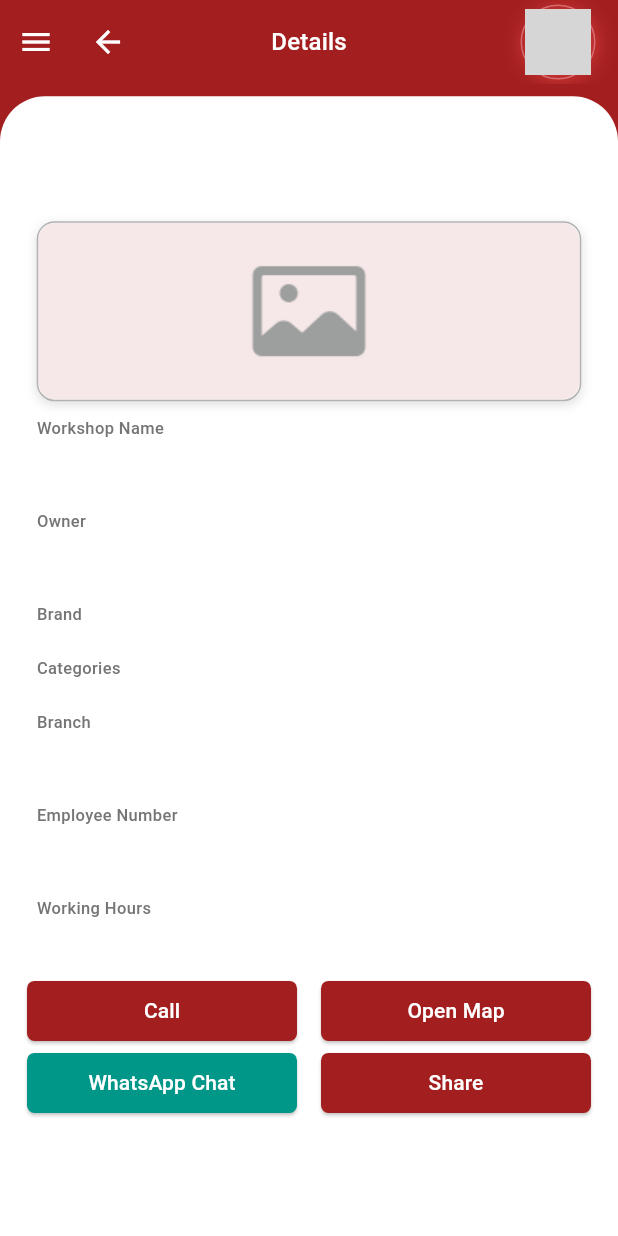
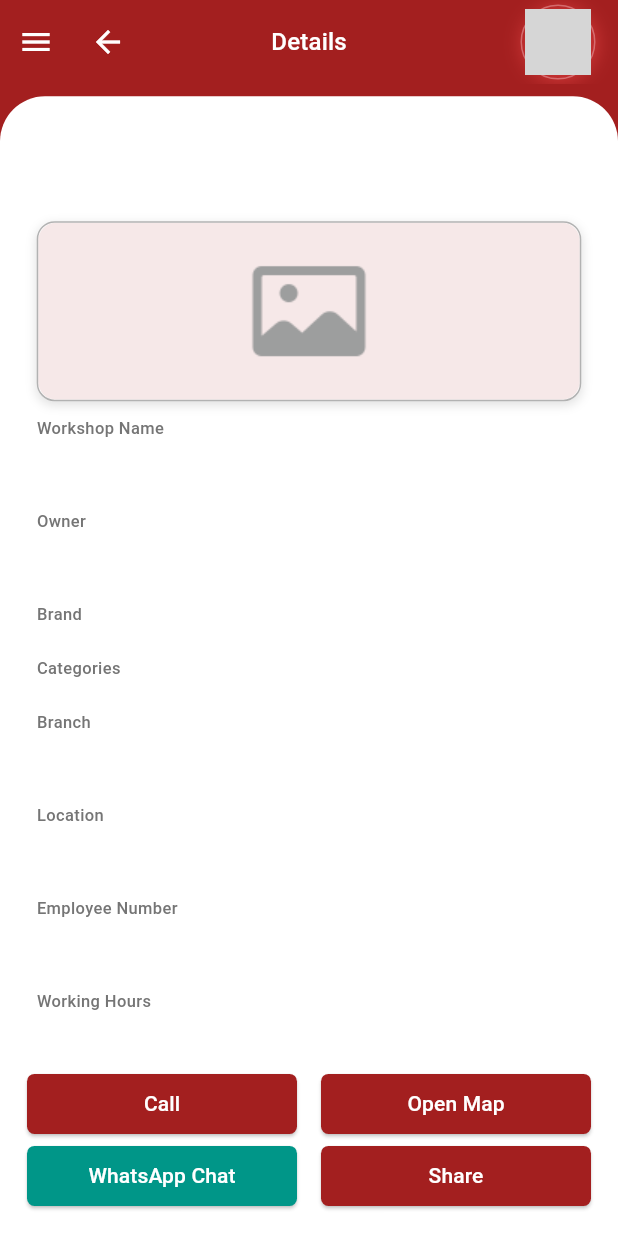
Before and after one commit to doniaAlaa/carlly_customer, a Flutter app: the WorkshopDetails widget shown alone on an empty page, opened directly with empty values, on a phone screen of 412 x 824 dp. Run offline on Flutter 3.47's test engine with Material 3 defaults, Android fonts, the phone set to English and light mode, and no system bars; drawn by our look-alikes of flutter_advanced_drawer; our stand-ins replace app_links, country_code_picker, dio, firebase_auth, firebase_core, flutter_carousel_widget and 11 more; missing offline and left inert: faabul_color_picker; accounts and stored records are empty; network calls fail; grey boxes are pictures that could not be loaded.

Commit message:
add workshop details screen in customer app

```diff
--- a/lib/screens/repair_workshop/repair_workshop_view_screen.dart
+++ b/lib/screens/repair_workshop/repair_workshop_view_screen.dart
@@ -499,10 +499,9 @@ class _RepairWorkshopViewScreenState extends State<RepairWorkshopViewScreen> {
                                           GestureDetector(
                                             onTap: () {
                                               // Handle WhatsApp tap
-                                              // launchUrlString('${repairWorkshopViewScreenController.workshopsModel[index].phone}');
                                               final whatsappUrl = Uri.parse(
-                                                  "https://wa.me/${repairWorkshopViewScreenController.workshopsModel[index].whatsapp_number} في شركة Carlly Motors ، وعندي شغل ?text=${Uri.encodeComponent(
-                                                    '''
+                                                  "https://wa.me/${repairWorkshopViewScreenController.workshopsModel[index].whatsapp_number}  ?text=${Uri.encodeComponent(
+                                                      '''
                                                    السلام عليكم، شفت ورشتكم ${repairWorkshopViewScreenController.workshopsModel[index].workshop_name} في شركة Carlly Motors ، وعندي شغل ${widget.selectedServiceDepartment} بسيارتي. متى أقدر آييبها؟
                                                     \n Hello, I saw your ${repairWorkshopViewScreenController.workshopsModel[index].workshop_name} workshop on the Carlly app. I need some ${widget.selectedServiceDepartment} work done on my car. When can I bring it in?
                                                   \n https://carllymotors.page.link/workshop
--- a/lib/screens/repair_workshop/workshop_details.dart
+++ b/lib/screens/repair_workshop/workshop_details.dart
@@ -223,6 +223,17 @@ class _WorkshopDetailsState extends State<WorkshopDetails> {
                             fontWeight: FontWeight.w500,
                             color: Colors.black)),
                     SizedBox(height: 20,),
+                    Text('Location',
+                        style: textTheme.labelSmall!.copyWith(
+                            fontSize: 11,
+                            fontWeight: FontWeight.w500,
+                            color: Colors.grey.shade600)),
+                    Text(widget.workshopsModel?.location??'',
+                        style: textTheme.labelSmall!.copyWith(
+                            fontSize: 18,
+                            fontWeight: FontWeight.w500,
+                            color: Colors.black)),
+                    SizedBox(height: 20,),
                     Text('Employee Number',
                         style: textTheme.labelSmall!.copyWith(
                             fontSize: 11,
@@ -340,7 +351,7 @@ class _WorkshopDetailsState extends State<WorkshopDetails> {
                               onclick: () async {
                                 // var data = widget.carListingDetails;
                                 final whatsappUrl = Uri.parse(
-                                    "https://wa.me/${widget.workshopsModel.whatsapp_number} في شركة Carlly Motors ، وعندي شغل ?text=${Uri.encodeComponent(
+                                    "https://wa.me/${widget.workshopsModel.whatsapp_number}  ?text=${Uri.encodeComponent(
                                         '''
                                                    السلام عليكم، شفت ورشتكم ${widget.workshopsModel.workshop_name} في شركة Carlly Motors ، وعندي شغل ${widget.selectedServiceDepartment} بسيارتي. متى أقدر آييبها؟
                                                     \n Hello, I saw your ${widget.workshopsModel.workshop_name} workshop on the Carlly app. I need some ${widget.selectedServiceDepartment} work done on my car. When can I bring it in?
```
